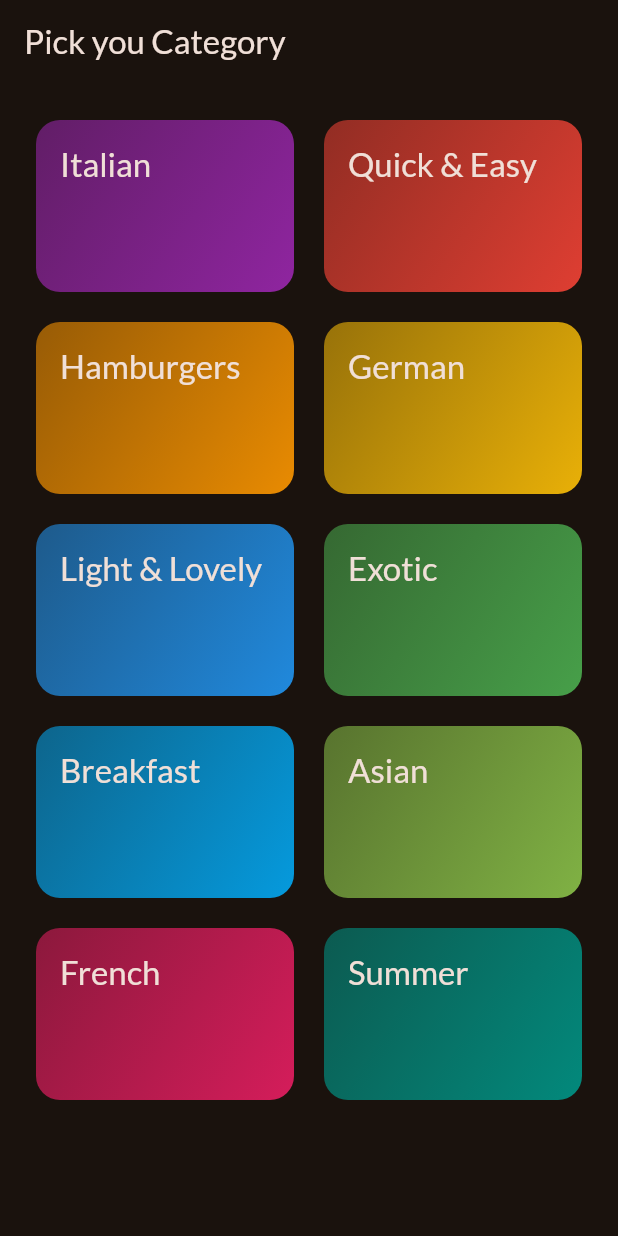
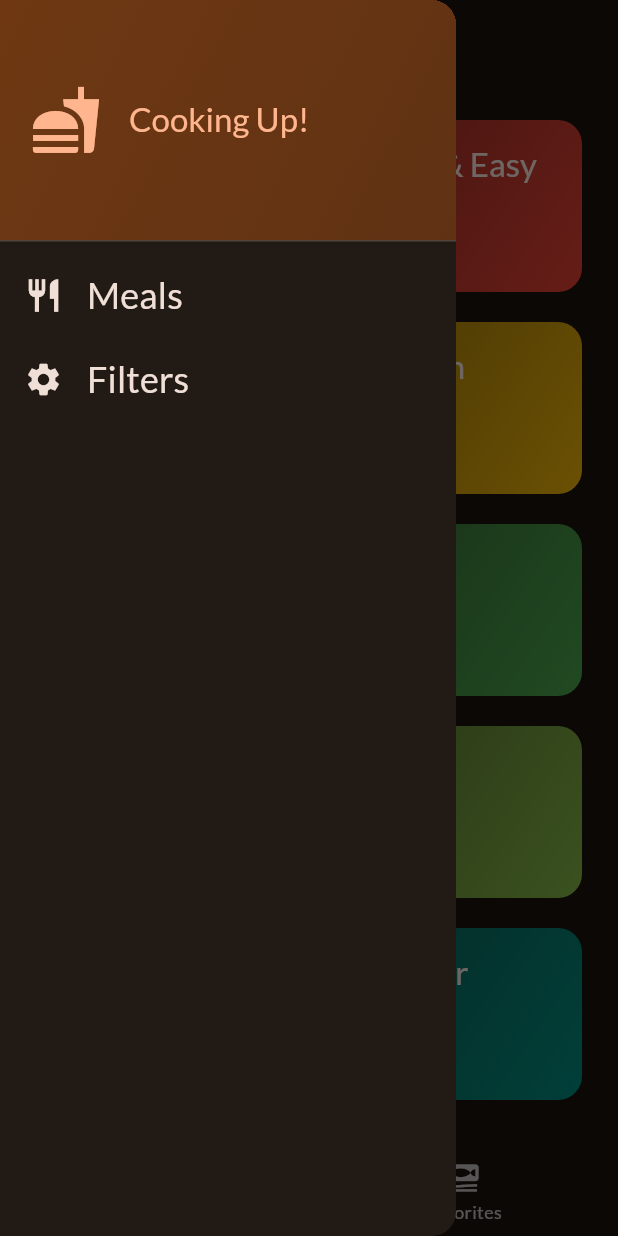
Before and after one commit to Vifieh/meals_app, a Flutter app: the screen it shows after launch, with the side drawer open (before the commit the screen has no drawer), on a phone screen of 412 x 824 dp. Run offline on Flutter 3.47's test engine with Material 3 defaults, Android fonts, the phone set to English and light mode, and no system bars; our stand-ins replace google_fonts, transparent_image.

Commit message:
adding filters

```diff
--- a/lib/main.dart
+++ b/lib/main.dart
@@ -1,6 +1,6 @@
 import 'package:flutter/material.dart';
 import 'package:google_fonts/google_fonts.dart';
-import 'package:meals_app/screens/categories.dart';
+import 'package:meals_app/screens/tabs.dart';
 
 final theme = ThemeData(
   useMaterial3: true,
@@ -23,7 +23,7 @@ class MyApp extends StatelessWidget {
   Widget build(BuildContext context) {
     return MaterialApp(
       theme: theme,
-      home: const CategoriesScreen(),
+      home: const TabsScreen(),
     );
   }
 }
--- a/lib/screens/categories.dart
+++ b/lib/screens/categories.dart
@@ -4,12 +4,20 @@ import 'package:meals_app/widgets/category_grid_item.dart';
 
 import '../data/dummy_data.dart';
 import '../models/category.dart';
+import '../models/meal.dart';
 
 class CategoriesScreen extends StatelessWidget {
-  const CategoriesScreen({super.key});
+  const CategoriesScreen({
+    super.key,
+    required this.onToggleFavourite,
+    required this.availableMeals,
+  });
+
+  final void Function(Meal meal) onToggleFavourite;
+  final List<Meal> availableMeals;
 
   void _selectCategory(BuildContext context, Category category) {
-    final filteredMeals = dummyMeals
+    final filteredMeals = availableMeals
         .where((meal) => meal.categories.contains(category.id))
         .toList();
     Navigator.push(
@@ -18,17 +26,14 @@ class CategoriesScreen extends StatelessWidget {
           builder: (ctx) => MealsScreen(
             title: category.title,
             meals: filteredMeals,
+            onToggleFavourite: onToggleFavourite,
           ),
         ));
   }
 
   @override
   Widget build(BuildContext context) {
-    return Scaffold(
-      appBar: AppBar(
-        title: const Text("Pick you Category"),
-      ),
-      body: GridView(
+    return GridView(
       padding: const EdgeInsets.all(24),
       gridDelegate: const SliverGridDelegateWithFixedCrossAxisCount(
         crossAxisCount: 2,
@@ -45,7 +50,6 @@ class CategoriesScreen extends StatelessWidget {
             },
           ),
       ],
-      ),
     );
   }
 }
--- a/lib/screens/tabs.dart
+++ b/lib/screens/tabs.dart
@@ -1,34 +1,133 @@
-import 'package:flutter/cupertino.dart';
 import 'package:flutter/material.dart';
+import 'package:meals_app/data/dummy_data.dart';
+import 'package:meals_app/screens/categories.dart';
+import 'package:meals_app/screens/filters.dart';
+import 'package:meals_app/screens/meals.dart';
+import 'package:meals_app/widgets/main_drawer.dart';
+
+import '../models/meal.dart';
+
+const kInitialFilter = {
+  Filter.glutenFree: false,
+  Filter.lactoseFree: false,
+  Filter.vegetarian: false,
+  Filter.vegan: false,
+};
 
 class TabsScreen extends StatefulWidget {
-  const TabsScreen({super.key});
+  const TabsScreen({
+    super.key,
+  });
 
   @override
   State<TabsScreen> createState() {
     return _TabsScreenState();
   }
-
 }
 
 class _TabsScreenState extends State<TabsScreen> {
+  int _selectedPageIndex = 0;
+  final List<Meal> favouriteMeals = [];
+  Map<Filter, bool> _selectedFilters = kInitialFilter;
+
+  void _showInfoMessage(String message) {
+    ScaffoldMessenger.of(context).clearSnackBars();
+    ScaffoldMessenger.of(context).showSnackBar(
+      SnackBar(
+        content: Text(message),
+      ),
+    );
+  }
+
+  void _toggleMealFavouriteStatus(Meal meal) {
+    final isExisting = favouriteMeals.contains(meal);
+    if (isExisting) {
+      setState(() {
+        favouriteMeals.remove(meal);
+      });
+      _showInfoMessage("Removed meal from favourite.");
+    } else {
+      setState(() {
+        favouriteMeals.add(meal);
+      });
+      _showInfoMessage("Add to favourite meals.");
+    }
+  }
+
+  void _selectPage(int index) {
+    setState(() {
+      _selectedPageIndex = index;
+    });
+  }
+
+  void _setScreen(String identifier) async {
+    Navigator.of(context).pop();
+    if (identifier == "filters") {
+      final results = await Navigator.of(context).push<Map<Filter, bool>>(
+        MaterialPageRoute(
+          builder: (ctx) => FiltersScreen(
+            currentFilters: _selectedFilters,
+          ),
+        ),
+      );
+      setState(() {
+        _selectedFilters = results ?? kInitialFilter;
+      });
+    }
+  }
+
   @override
   Widget build(BuildContext context) {
+    final availableMeals = dummyMeals.where((meal) {
+      if (_selectedFilters[Filter.glutenFree]! && !meal.isGlutenFree) {
+        return false;
+      }
+      if (_selectedFilters[Filter.lactoseFree]! && !meal.isLactoseFree) {
+        return false;
+      }
+      if (_selectedFilters[Filter.vegetarian]! && !meal.isVegetarian) {
+        return false;
+      }
+      if (_selectedFilters[Filter.vegan]! && !meal.isVegan) {
+        return false;
+      }
+      return true;
+    }).toList();
+
+    Widget activatePge = CategoriesScreen(
+      onToggleFavourite: _toggleMealFavouriteStatus,
+      availableMeals: availableMeals,
+    );
+    var activatePageTitle = "Categories";
+
+    if (_selectedPageIndex == 1) {
+      activatePageTitle = "Your Favourites";
+      activatePge = MealsScreen(
+        meals: favouriteMeals,
+        onToggleFavourite: _toggleMealFavouriteStatus,
+      );
+    }
+
     return Scaffold(
-      appBar: AppBar(
-        title: Text("Dynam..."),
+      appBar: AppBar(title: Text(activatePageTitle)),
+      drawer: MainDrawer(
+        onSelectScreen: _setScreen,
       ),
-      body: ....,
+      body: activatePge,
       bottomNavigationBar: BottomNavigationBar(
-        onTap: (index) {},
+        onTap: _selectPage,
+        currentIndex: _selectedPageIndex,
         items: const [
           BottomNavigationBarItem(
-            icon: Icon(Icons.set_meal), label: "Categories",),
+            icon: Icon(Icons.set_meal),
+            label: "Categories",
+          ),
           BottomNavigationBarItem(
-            icon: Icon(Icons.set_meal), label: "Favorites",),
+            icon: Icon(Icons.set_meal),
+            label: "Favorites",
+          ),
         ],
       ),
     );
   }
-
 }
--- /dev/null
+++ b/lib/widgets/main_drawer.dart
@@ -0,0 +1,82 @@
+import 'package:flutter/material.dart';
+
+class MainDrawer extends StatelessWidget {
+  const MainDrawer({super.key, required this.onSelectScreen});
+
+  final void Function(String identifier) onSelectScreen;
+  @override
+  Widget build(BuildContext context) {
+    return Drawer(
+      child: Column(
+        children: [
+          DrawerHeader(
+            padding: const EdgeInsets.all(20),
+            decoration: BoxDecoration(
+              gradient: LinearGradient(
+                colors: [
+                  Theme.of(context).colorScheme.primaryContainer,
+                  Theme.of(context)
+                      .colorScheme
+                      .primaryContainer
+                      .withOpacity(.8),
+                ],
+                begin: Alignment.topLeft,
+                end: Alignment.bottomRight,
+              ),
+            ),
+            child: Row(
+              children: [
+                Icon(
+                  Icons.fastfood,
+                  size: 48,
+                  color: Theme.of(context).colorScheme.primary,
+                ),
+                const SizedBox(
+                  width: 18,
+                ),
+                Text(
+                  "Cooking Up!",
+                  style: Theme.of(context).textTheme.titleLarge!.copyWith(
+                        color: Theme.of(context).colorScheme.primary,
+                      ),
+                ),
+              ],
+            ),
+          ),
+          ListTile(
+            leading: Icon(
+              Icons.restaurant,
+              size: 26,
+              color: Theme.of(context).colorScheme.onBackground,
+            ),
+            title: Text(
+              "Meals",
+              style: Theme.of(context).textTheme.titleSmall!.copyWith(
+                  color: Theme.of(context).colorScheme.onBackground,
+                  fontSize: 24),
+            ),
+            onTap: () {
+              onSelectScreen("meals");
+            },
+          ),
+          ListTile(
+            leading: Icon(
+              Icons.settings,
+              size: 26,
+              color: Theme.of(context).colorScheme.onBackground,
+            ),
+            title: Text(
+              "Filters",
+              style: Theme.of(context).textTheme.titleSmall!.copyWith(
+                  color: Theme.of(context).colorScheme.onBackground,
+                  fontSize: 24),
+            ),
+            onTap: () {
+              onSelectScreen("filters");
+            },
+          )
+        ],
+      ),
+    );
+  }
+}
```
Also changed, not shown: lib/screens/filters.dart (added, +151 -0 lines), lib/screens/meal_details.dart (+13 -1 lines), lib/screens/meals.dart (+13 -7 lines). Lines whose indentation alone changed are shown as unchanged.
